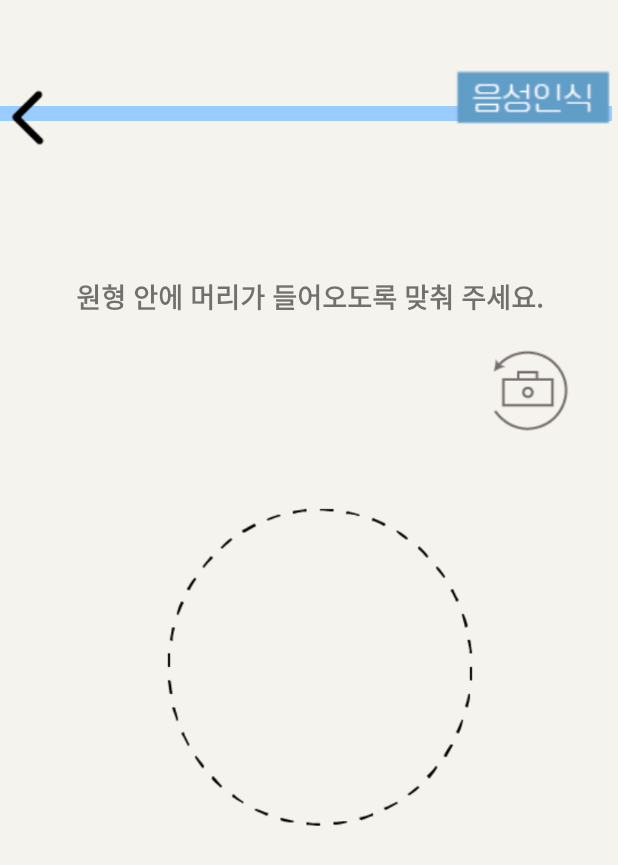
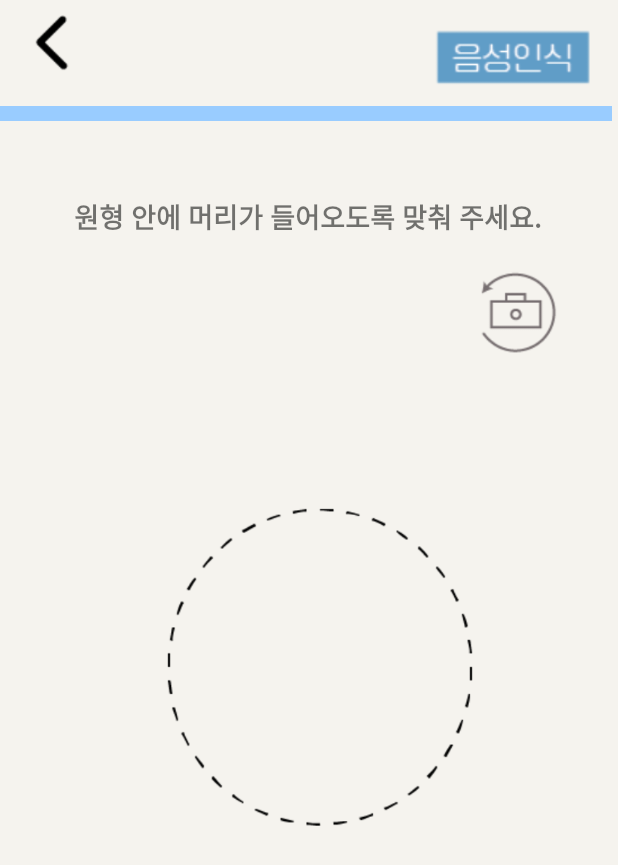
Before and after one commit to saaut/SignalUsProject, an Android app: the cameraFragment screen opened through its navigation route, on a phone screen of 412 x 824 dp. Shown: the top 865 px of the screen. Run offline under Robolectric (Android 15) with nearby library versions, the phone set to English and light mode, and no system bars; 1 statement that could not run was skipped.

Commit message:
incomplete interface

```diff
--- a/app/src/main/java/com/example/signalussample1/fragment/cameraFragment.kt
+++ b/app/src/main/java/com/example/signalussample1/fragment/cameraFragment.kt
@@ -5,12 +5,19 @@ import androidx.fragment.app.Fragment
 import android.view.LayoutInflater
 import android.view.View
 import android.view.ViewGroup
+import androidx.navigation.NavController
+import androidx.navigation.Navigation
 import com.example.signalussample1.R
+import kotlinx.android.synthetic.main.fragment_camera.*
+import kotlinx.android.synthetic.main.fragment_first_select.*
 
 /**
  * A simple [Fragment] subclass.
  */
-class cameraFragment : Fragment() {
+class cameraFragment : Fragment(),View.OnClickListener {
+
+    lateinit var navController: NavController
+
     override fun onCreateView(
         inflater: LayoutInflater, container: ViewGroup?,
         savedInstanceState: Bundle?
@@ -18,4 +25,20 @@ class cameraFragment : Fragment() {
         // Inflate the layout for this fragment
         return inflater.inflate(R.layout.fragment_camera, container, false)
     }
-}
+    override fun onViewCreated(view: View, savedInstanceState: Bundle?) {
+        super.onViewCreated(view, savedInstanceState)
+        navController = Navigation.findNavController(view)
+        back_btn.setOnClickListener(this)
+        stt_btn.setOnClickListener(this)
+
+    }
+    override fun onClick(v: View?){
+        when(v?.id){//view가 null이 아니면 안되는 코드. 물음표를 붙여줌으로써 null일 경우 전체는 null을 반환한다.
+            R.id.stt_btn->{
+                navController.navigate(R.id.action_cameraFragment_to_voiceRecordFragment)
+            }
+            R.id.back_btn->{navController.popBackStack()
+            }
+        }
+    }
+    }
--- a/app/src/main/res/layout/fragment_camera.xml
+++ b/app/src/main/res/layout/fragment_camera.xml
@@ -24,12 +24,12 @@
         android:layout_width="37dp"
         android:layout_height="45dp"
         android:src="@drawable/back"
-        app:layout_constraintBottom_toTopOf="@+id/guideline2"
+        app:layout_constraintBottom_toBottomOf="parent"
         app:layout_constraintEnd_toEndOf="parent"
-        app:layout_constraintHorizontal_bias="0.0"
+        app:layout_constraintHorizontal_bias="0.042"
         app:layout_constraintStart_toStartOf="parent"
         app:layout_constraintTop_toTopOf="parent"
-        app:layout_constraintVertical_bias="0.538" />
+        app:layout_constraintVertical_bias="0.008" />
 
     <ImageView
         android:id="@+id/imageView11"
@@ -50,37 +50,36 @@
         android:fontFamily="sans-serif-black"
         android:text="원형 안에 머리가 들어오도록 맞춰 주세요."
         android:textSize="18sp"
-        app:layout_constraintBottom_toTopOf="@+id/imageView11"
+        app:layout_constraintBottom_toBottomOf="parent"
         app:layout_constraintEnd_toEndOf="parent"
-        app:layout_constraintHorizontal_bias="0.504"
+        app:layout_constraintHorizontal_bias="0.495"
         app:layout_constraintStart_toStartOf="parent"
-        app:layout_constraintTop_toTopOf="@+id/guideline2"
-        app:layout_constraintVertical_bias="0.393" />
+        app:layout_constraintTop_toTopOf="parent"
+        app:layout_constraintVertical_bias="0.164" />
 
     <ImageView
         android:id="@+id/cameraReverse_btn"
         android:layout_width="59dp"
         android:layout_height="57dp"
-        android:layout_marginBottom="338dp"
         android:src="@drawable/change_cam"
-        app:layout_constraintBottom_toBottomOf="@+id/imageView11"
+        app:layout_constraintBottom_toBottomOf="parent"
         app:layout_constraintEnd_toEndOf="parent"
-        app:layout_constraintHorizontal_bias="0.914"
+        app:layout_constraintHorizontal_bias="0.892"
         app:layout_constraintStart_toStartOf="parent"
-        app:layout_constraintTop_toBottomOf="@+id/textView"
-        app:layout_constraintVertical_bias="1.0" />
+        app:layout_constraintTop_toTopOf="parent"
+        app:layout_constraintVertical_bias="0.235" />
 
     <ImageView
         android:id="@+id/stt_btn"
         android:layout_width="107dp"
         android:layout_height="41dp"
         android:src="@drawable/stt_btn"
-        app:layout_constraintBottom_toTopOf="@+id/guideline2"
+        app:layout_constraintBottom_toBottomOf="parent"
         app:layout_constraintEnd_toEndOf="parent"
-        app:layout_constraintHorizontal_bias="0.992"
+        app:layout_constraintHorizontal_bias="0.947"
         app:layout_constraintStart_toStartOf="parent"
         app:layout_constraintTop_toTopOf="parent"
-        app:layout_constraintVertical_bias="0.411" />
+        app:layout_constraintVertical_bias="0.023" />
 
     <androidx.constraintlayout.widget.Guideline
         android:id="@+id/guideline2"
--- a/app/src/main/res/layout/fragment_first_select.xml
+++ b/app/src/main/res/layout/fragment_first_select.xml
@@ -21,7 +21,7 @@
         app:layout_constraintVertical_bias="0.074" />
 
     <ImageView
-        android:id="@+id/imageView2"
+        android:id="@+id/body_img"
         android:layout_width="232dp"
         android:layout_height="434dp"
         android:src="@drawable/body"
--- a/app/src/main/res/layout/fragment_voice_record.xml
+++ b/app/src/main/res/layout/fragment_voice_record.xml
@@ -25,12 +25,12 @@
         android:layout_width="37dp"
         android:layout_height="45dp"
         android:src="@drawable/back"
-        app:layout_constraintBottom_toTopOf="@+id/guideline2"
+        app:layout_constraintBottom_toBottomOf="parent"
         app:layout_constraintEnd_toEndOf="parent"
         app:layout_constraintHorizontal_bias="0.0"
         app:layout_constraintStart_toStartOf="parent"
         app:layout_constraintTop_toTopOf="parent"
-        app:layout_constraintVertical_bias="0.538" />
+        app:layout_constraintVertical_bias="0.008" />
 
     <ImageView
         android:layout_width="231dp"
--- a/app/src/main/res/navigation/nav_graph.xml
+++ b/app/src/main/res/navigation/nav_graph.xml
@@ -12,7 +12,11 @@
         tools:layout="@layout/fragment_main_title" >
         <action
             android:id="@+id/action_mainTitleFragment_to_firstSelectFragment"
-            app:destination="@id/firstSelectFragment" />
+            app:destination="@id/firstSelectFragment"
+            app:enterAnim="@anim/nav_default_enter_anim"
+            app:exitAnim="@anim/nav_default_exit_anim"
+            app:popEnterAnim="@anim/nav_default_pop_enter_anim"
+            app:popExitAnim="@anim/nav_default_pop_exit_anim" />
     </fragment>
     <fragment
         android:id="@+id/firstSelectFragment"
@@ -21,13 +25,25 @@
         tools:layout="@layout/fragment_first_select" >
         <action
             android:id="@+id/action_firstSelectFragment_to_secondSelectFaceFragment"
-            app:destination="@id/secondSelectFaceFragment" />
+            app:destination="@id/secondSelectFaceFragment"
+            app:enterAnim="@anim/nav_default_enter_anim"
+            app:exitAnim="@anim/nav_default_exit_anim"
+            app:popEnterAnim="@anim/nav_default_pop_enter_anim"
+            app:popExitAnim="@anim/nav_default_pop_exit_anim" />
         <action
             android:id="@+id/action_firstSelectFragment_to_secondSelectTopFragment2"
-            app:destination="@id/secondSelectTopFragment2" />
+            app:destination="@id/secondSelectTopFragment2"
+            app:enterAnim="@anim/nav_default_enter_anim"
+            app:exitAnim="@anim/nav_default_exit_anim"
+            app:popEnterAnim="@anim/nav_default_pop_enter_anim"
+            app:popExitAnim="@anim/nav_default_pop_exit_anim"/>
         <action
             android:id="@+id/action_firstSelectFragment_to_secondSelectBottomFragment"
-            app:destination="@id/secondSelectBottomFragment" />
+            app:destination="@id/secondSelectBottomFragment"
+            app:enterAnim="@anim/nav_default_enter_anim"
+            app:exitAnim="@anim/nav_default_exit_anim"
+            app:popEnterAnim="@anim/nav_default_pop_enter_anim"
+            app:popExitAnim="@anim/nav_default_pop_exit_anim"/>
     </fragment>
     <fragment
         android:id="@+id/secondSelectBottomFragment"
@@ -36,7 +52,11 @@
         tools:layout="@layout/fragment_second_select_bottom" >
         <action
             android:id="@+id/action_secondSelectBottomFragment_to_cameraFragment"
-            app:destination="@id/cameraFragment" />
+            app:destination="@id/cameraFragment"
+            app:enterAnim="@anim/nav_default_enter_anim"
+            app:exitAnim="@anim/nav_default_exit_anim"
+            app:popEnterAnim="@anim/nav_default_pop_enter_anim"
+            app:popExitAnim="@anim/nav_default_pop_exit_anim"/>
     </fragment>
     <fragment
         android:id="@+id/secondSelectFaceFragment"
```
Also changed, not shown: app/src/main/java/com/example/signalussample1/fragment/firstSelectFragment.kt (+21 -1 lines), app/src/main/java/com/example/signalussample1/fragment/secondSelectFaceFragment.kt (+27 -1 lines), app/src/main/res/layout/fragment_second_select_face.xml (+4 -3 lines).
